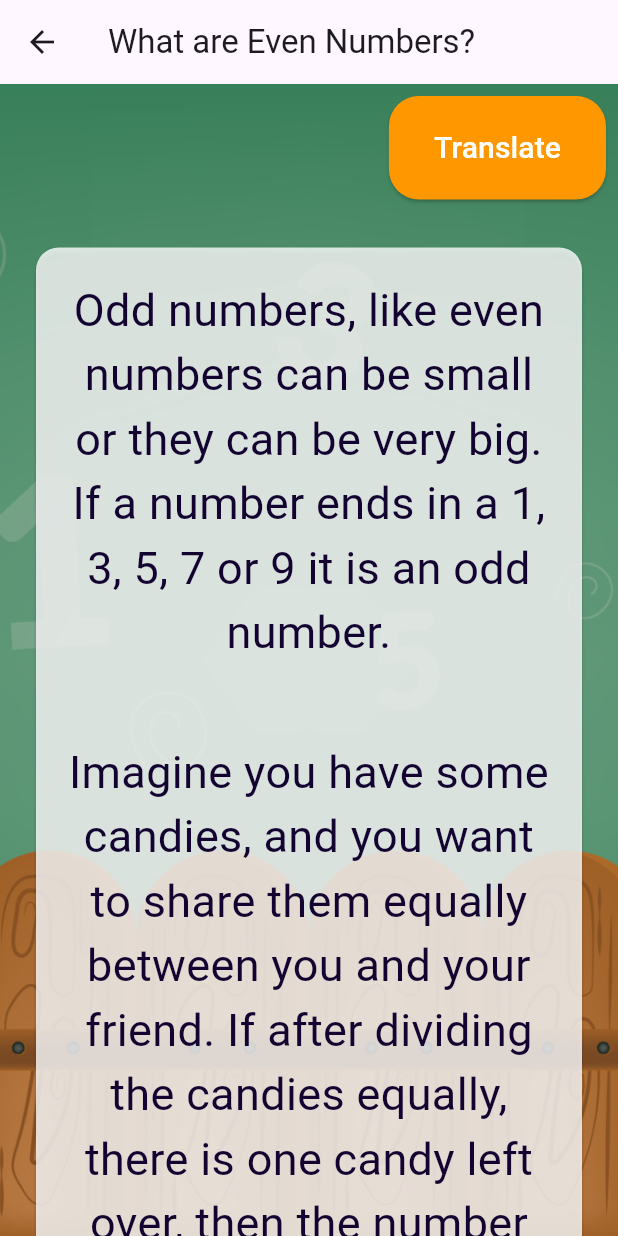
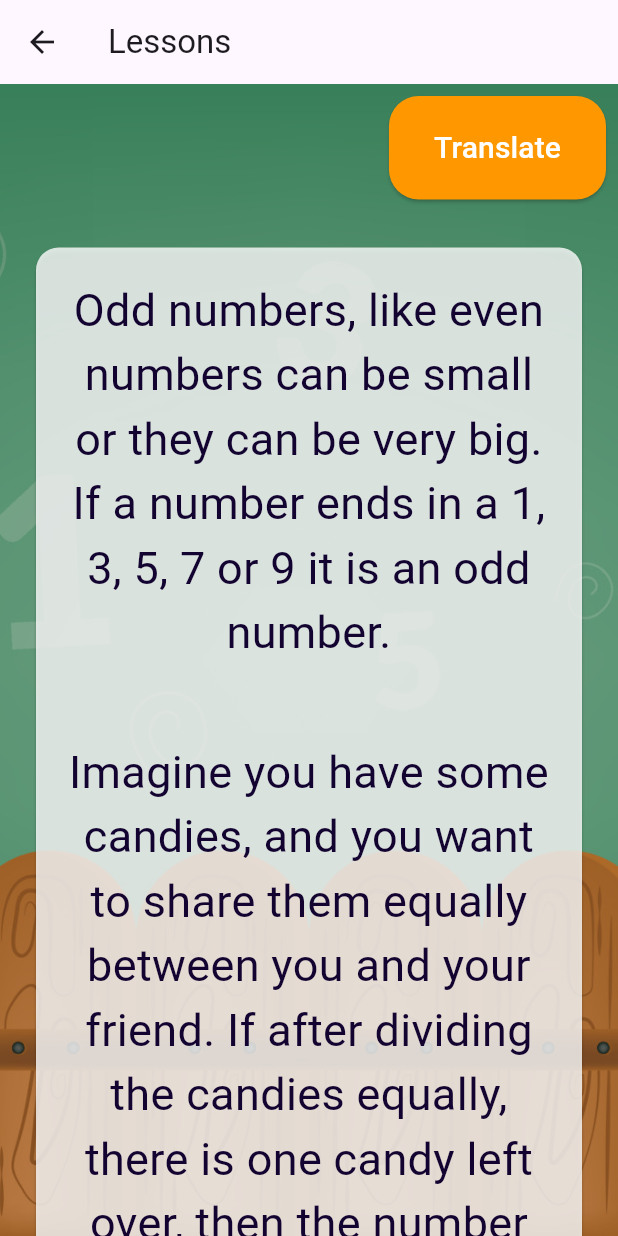
Before and after one commit to Manya7547/Num_Quest, a Flutter app: the MultipageContainer screen opened directly, on a phone screen of 412 x 824 dp. Run offline on Flutter 3.47's test engine with Material 3 defaults, Android fonts, the phone set to English and light mode, and no system bars; our stand-ins replace audioplayers, flip_card.

Commit message:
change appbar titile for all lessons

```diff
--- a/lib/widgets/MultipageContainer.dart
+++ b/lib/widgets/MultipageContainer.dart
@@ -27,7 +27,7 @@ class _MultipageContainerState extends State<MultipageContainer> {
   Widget build(BuildContext context) {
     return Scaffold(
       appBar: AppBar(
-        title: Text(_isEnglish ? 'What are Even Numbers?' : '¿Qué son los números pares?'),
+        title: Text(_isEnglish ? 'Lessons' : 'lecciones'),
       ),
       body: PageView(
         children: widget.pages.map((pageBuilder) {
@@ -51,7 +51,8 @@ class _MultipageContainerState extends State<MultipageContainer> {
                         });
                       },
                       style: ElevatedButton.styleFrom(
-                        padding: EdgeInsets.symmetric(horizontal: 30, vertical: 20),
+                        padding:
+                            EdgeInsets.symmetric(horizontal: 30, vertical: 20),
                         backgroundColor: Colors.orange,
                         shape: RoundedRectangleBorder(
                           borderRadius: BorderRadius.circular(20),
```
